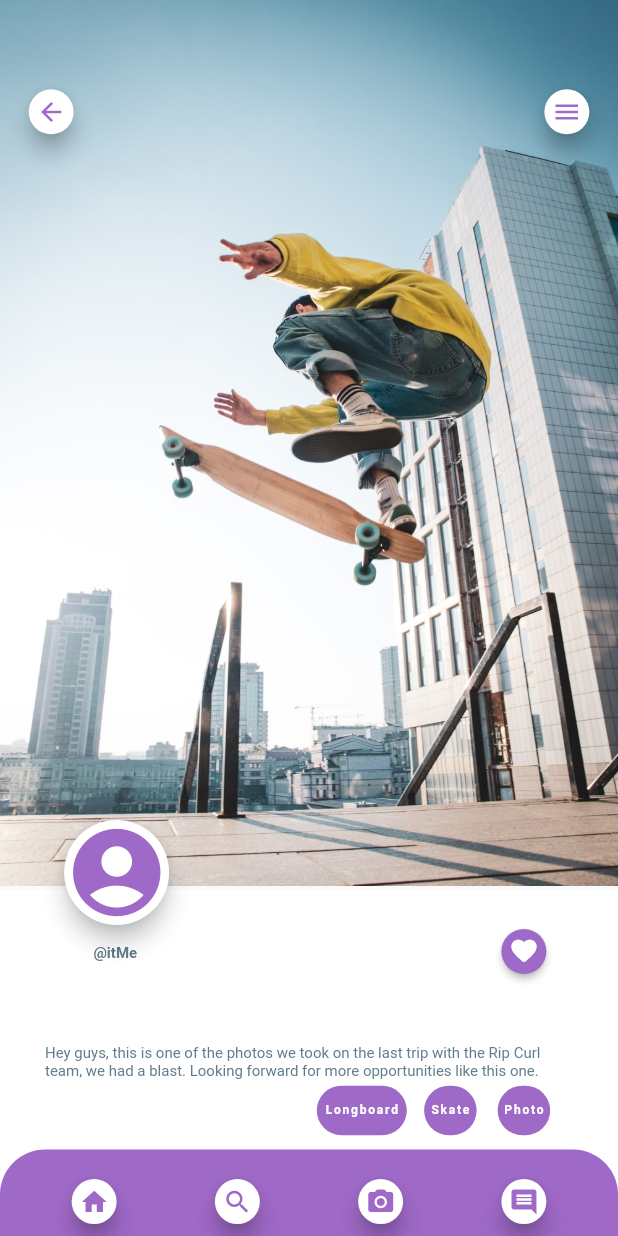
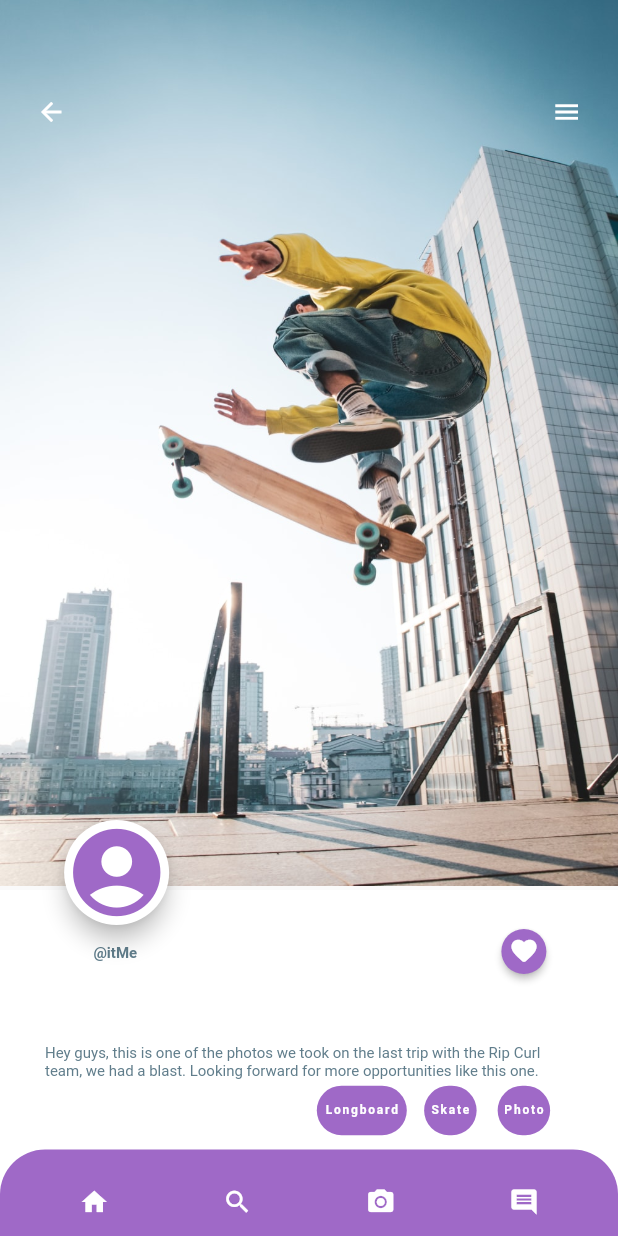
Before and after one commit to oscarrep/SkateboardApp, a Flutter app: the screen it shows after launch, on a phone screen of 412 x 824 dp. Run offline on Flutter 3.47's test engine with Material 2 defaults, Android fonts, the phone set to English and light mode, and no system bars; our stand-ins replace flutter_speed_dial.

Commit message:
removed circle and shade form back and options button
created zip

```diff
--- a/skateboard_app/lib/boardPage.dart
+++ b/skateboard_app/lib/boardPage.dart
@@ -67,7 +67,6 @@ class _Username extends StatelessWidget {
          child: Padding(
            padding: EdgeInsets.all(30),
            child: Column(
-
              children: [
                Text('@itMe',
                     style: TextStyle(
@@ -220,7 +219,9 @@ class _ProfilePic extends StatelessWidget {
             backgroundColor: Colors.white,
             mini: true,
             child: Icon(Icons.account_circle,
-                color: Theme.of(context).primaryColor, size: 70),
+                color: Theme.of(context).primaryColor,
+                size: 70
+                ),
             onPressed: () {},
           ),
         ),
@@ -268,7 +269,9 @@ class _Like extends StatelessWidget {
             elevation: 2,
             backgroundColor: Theme.of(context).primaryColor,
             child: Icon(Icons.favorite_rounded,
-                color: Colors.white, size: 20),
+                color: Colors.white,
+                size: 20
+                ),
             onPressed: (){},
           ),
         ),
@@ -293,9 +296,12 @@ class _Home extends StatelessWidget {
           height: 30,
           child: FloatingActionButton(
             mini: true,
-            backgroundColor: Colors.white,
+            backgroundColor: Colors.transparent,
+            elevation: 0,
             child: Icon(Icons.home,
-                color: Theme.of(context).primaryColor, size: 20),
+                color: Colors.white,
+                size: 20
+                ),
             onPressed: (){},
           ),
         ),
@@ -320,9 +326,12 @@ class _Search extends StatelessWidget {
           height: 30,
           child: FloatingActionButton(
             mini: true,
-            backgroundColor: Colors.white,
+            backgroundColor: Colors.transparent,
+            elevation: 0,
             child: Icon(Icons.search,
-                color: Theme.of(context).primaryColor, size: 20),
+                color: Colors.white,
+                size: 20
+                ),
             onPressed: (){},
           ),
         ),
@@ -347,9 +356,12 @@ class _Photo extends StatelessWidget {
           height: 30,
           child: FloatingActionButton(
             mini: true,
-            backgroundColor: Colors.white,
+            backgroundColor: Colors.transparent,
+            elevation: 0,
             child: Icon(Icons.camera_alt,
-                color: Theme.of(context).primaryColor, size: 20),
+                color: Colors.white,
+                size: 20
+                ),
             onPressed: (){},
           ),
         ),
@@ -374,9 +386,12 @@ class _Messages extends StatelessWidget {
           height: 30,
           child: FloatingActionButton(
             mini: true,
-            backgroundColor: Colors.white,
+            backgroundColor: Colors.transparent,
+            elevation: 0,
             child: Icon(Icons.comment,
-                color: Theme.of(context).primaryColor, size: 20),
+                color: Colors.white,
+                size: 20
+                ),
             onPressed: (){},
           ),
         ),
@@ -401,9 +416,12 @@ class _Back extends StatelessWidget {
           height: 30,
           child: FloatingActionButton(
             mini: true,
-            backgroundColor: Colors.white,
+            backgroundColor: Colors.transparent,
+            elevation:0,
             child: Icon(Icons.arrow_back,
-                color: Theme.of(context).primaryColor, size: 20),
+                color: Colors.white,
+                size: 20
+                ),
             onPressed: (){},
           ),
         ),
@@ -428,9 +446,12 @@ class _Options extends StatelessWidget {
           height: 30,
           child: FloatingActionButton(
             mini: true,
-            backgroundColor: Colors.white,
+            backgroundColor: Colors.transparent,
+            elevation: 0,
             child: Icon(Icons.menu,
-                color: Theme.of(context).primaryColor, size: 20),
+                color: Colors.white,
+                size: 20
+                ),
             onPressed: (){},
           ),
         ),
```
Also changed, not shown: 1 other file.
